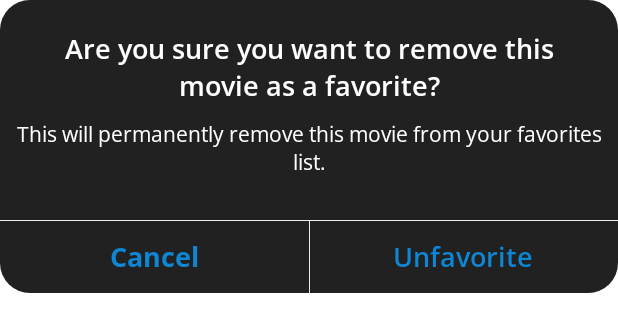
After one commit to Tryden12/Moovie, an Android app: the layout dialog_alert_unfavorite.xml on its own in the app's theme, with its tools: preview values and no code run, on a phone screen of 412 x 824 dp. The commit adds this screen. Shown: the top 332 px of the screen. Run offline under Robolectric (Android 15) with nearby library versions, the phone set to English and light mode, and no system bars.

Commit message:
favorite functionality working, but still need to connect to initial loading of data. Created custom dialog box layout for favorites

```diff
--- /dev/null
+++ b/app/src/main/res/drawable/dialog_alert_bg.xml
@@ -0,0 +1,7 @@
+<?xml version="1.0" encoding="utf-8"?>
+<shape xmlns:android="http://schemas.android.com/apk/res/android">
+    <solid
+        android:color="@color/gray_900"/>
+    <corners
+        android:radius="20dp" />
+</shape>
--- /dev/null
+++ b/app/src/main/res/layout/dialog_alert_unfavorite.xml
@@ -0,0 +1,91 @@
+<?xml version="1.0" encoding="utf-8"?>
+<androidx.constraintlayout.widget.ConstraintLayout xmlns:android="http://schemas.android.com/apk/res/android"
+    xmlns:tool="http://schemas.android.com/apk/res-auto"
+    xmlns:tools="http://schemas.android.com/tools"
+    android:layout_width="match_parent"
+    android:layout_height="wrap_content"
+    android:paddingTop="20dp"
+    android:background="@drawable/dialog_alert_bg">
+
+    <androidx.appcompat.widget.AppCompatTextView
+        android:id="@+id/titleTextView"
+        android:layout_width="0dp"
+        android:layout_height="wrap_content"
+        android:maxLines="4"
+        android:fontFamily="@font/opensans_semi_bold"
+        android:paddingEnd="18dp"
+        android:paddingStart="18dp"
+        android:gravity="center"
+        android:textAlignment="center"
+        android:textColor="@color/white"
+        android:textSize="18sp"
+        tool:layout_constraintEnd_toEndOf="parent"
+        tool:layout_constraintStart_toStartOf="parent"
+        tool:layout_constraintTop_toTopOf="parent"
+        tools:text="@string/are_you_sure" />
+
+    <androidx.appcompat.widget.AppCompatTextView
+        android:id="@+id/descriptionTextView"
+        android:layout_width="0dp"
+        android:layout_height="wrap_content"
+        android:maxLines="3"
+        android:fontFamily="@font/opensans_regular"
+        android:padding="10dp"
+        android:gravity="center"
+        android:textAlignment="center"
+        android:textColor="@color/white"
+        android:textSize="14sp"
+        android:text="@string/description"
+        tool:layout_constraintEnd_toEndOf="parent"
+        tool:layout_constraintStart_toStartOf="parent"
+        tool:layout_constraintTop_toBottomOf="@id/titleTextView" />
+
+    <View
+        android:layout_width="0dp"
+        android:layout_height=".6dp"
+        android:background="@color/gray_200"
+        tool:layout_constraintBottom_toTopOf="@id/cancelDialogButton"
+        tool:layout_constraintStart_toStartOf="parent"
+        tool:layout_constraintEnd_toEndOf="parent" />
+
+    <View
+        android:layout_width=".6dp"
+        android:layout_height="0dp"
+        android:background="@color/gray_200"
+        tool:layout_constraintBottom_toBottomOf="parent"
+        tool:layout_constraintTop_toTopOf="@id/cancelDialogButton"
+        tool:layout_constraintStart_toEndOf="@id/cancelDialogButton"/>
+
+    <com.google.android.material.button.MaterialButton
+        style="@style/MaterialButton"
+        android:id="@+id/cancelDialogButton"
+        android:layout_width="0dp"
+        android:layout_height="wrap_content"
+        android:fontFamily="@font/opensans_bold"
+        android:layout_marginTop="20dp"
+        android:textSize="18sp"
+        android:text="Cancel"
+        android:textAllCaps="false"
+        android:letterSpacing="0"
+        tool:strokeColor="@android:color/transparent"
+        tool:layout_constraintTop_toBottomOf="@id/descriptionTextView"
+        tool:layout_constraintStart_toStartOf="parent"
+        tool:layout_constraintEnd_toStartOf="@id/acceptDialogButton"/>
+
+    <com.google.android.material.button.MaterialButton
+        style="@style/MaterialButton"
+        android:id="@+id/acceptDialogButton"
+        android:layout_width="0dp"
+        android:layout_height="wrap_content"
+        android:fontFamily="@font/opensans_semi_bold"
+        android:textSize="18sp"
+        android:text="Unfavorite"
+        android:textAllCaps="false"
+        android:letterSpacing="0"
+        tool:strokeColor="@android:color/transparent"
+        tool:layout_constraintTop_toTopOf="@id/cancelDialogButton"
+        tool:layout_constraintTop_toBottomOf="@id/descriptionTextView"
+        tool:layout_constraintEnd_toEndOf="parent"
+        tool:layout_constraintStart_toEndOf="@id/cancelDialogButton"/>
+
+</androidx.constraintlayout.widget.ConstraintLayout>
--- a/app/src/main/res/values-night/themes.xml
+++ b/app/src/main/res/values-night/themes.xml
@@ -18,4 +18,15 @@
         <item name="colorSurface">@color/gray_800</item>
         <item name="colorOnSurface">@color/gray_300</item>
     </style>
+
+    <style name="MaterialButton" parent="Widget.MaterialComponents.Button.OutlinedButton">
+        <!-- Colors -->
+        <item name="backgroundTint">@android:color/transparent</item>
+        <item name="android:textColor">?attr/colorSecondary</item>
+        <item name="rippleColor">?attr/colorSecondary</item>
+    </style>
+
+    <style name="CustomAlertDialog" parent="Theme.AppCompat.Light.Dialog.Alert">
+        <item name="android:windowBackground">@drawable/bg_rounded_corners</item>
+    </style>
 </resources>
--- a/app/src/main/res/values/colors.xml
+++ b/app/src/main/res/values/colors.xml
@@ -9,8 +9,8 @@
     <color name="primaryColor">@color/gray_700</color>
     <color name="primaryDarkColor">@color/gray_800</color>
     <color name="secondaryLightColor">@color/rustLightColor</color>
-    <color name="secondaryColor">@color/rustColor</color>
-    <color name="secondaryDarkColor">@color/rustDarkColor</color>
+    <color name="secondaryColor">@color/blue_link</color>
+    <color name="secondaryDarkColor">@color/blue_link</color>
 
     <color name="gray_50">#FAFAFA</color>
     <color name="gray_100">#F5F5F5</color>
@@ -26,4 +26,8 @@
     <color name="rustColor">#753023</color>
     <color name="rustLightColor">#a85c4b</color>
     <color name="rustDarkColor">#450300</color>
+
+    <!-- Blues-->
+    <color name="blue_link">#0E86D4</color>
+    <color name="blue_highlight">#330E86D4</color>
 </resources>
--- a/app/src/main/res/values/strings.xml
+++ b/app/src/main/res/values/strings.xml
@@ -1,5 +1,11 @@
 <resources>
     <string name="app_name">Moovi</string>
-    <!-- TODO: Remove or change this placeholder text -->
-    <string name="hello_blank_fragment">Hello blank fragment</string>
+
+    <!-- Custom Unfavorite Dialog -->
+    <string name="cancel">Cancel</string>
+    <string name="unfavorite">Unfavorite</string>
+    <string name="description">This will permanently remove this movie from your favorites list.</string>
+    <string name="are_you_sure">Are you sure you want to remove this movie as a favorite? </string>
+    <string name="as_a_favorite"> as a favorite?</string>
+
 </resources>
--- a/app/src/main/res/values/themes.xml
+++ b/app/src/main/res/values/themes.xml
@@ -18,4 +18,15 @@
         <item name="colorSurface">@color/white</item>
         <item name="colorOnSurface">@color/gray_900</item>
     </style>
+
+    <style name="MaterialButton" parent="Widget.MaterialComponents.Button.OutlinedButton">
+        <!-- Colors -->
+        <item name="backgroundTint">@android:color/transparent</item>
+        <item name="android:textColor">?attr/colorSecondary</item>
+        <item name="rippleColor">?attr/colorSecondary</item>
+    </style>
+
+    <style name="CustomAlertDialog" parent="Theme.AppCompat.Light.Dialog.Alert">
+        <item name="android:windowBackground">@drawable/bg_rounded_corners</item>
+    </style>
 </resources>
```
Also changed, not shown: app/src/main/java/com/tryden/moovi/data/MoviesRepository.kt (+16 -1 lines), app/src/main/java/com/tryden/moovi/ui/MoviesViewModel.kt (+17 -1 lines), app/src/main/java/com/tryden/moovi/ui/nowplaying/NowPlayingEpoxyController.kt (+10 -3 lines), app/src/main/java/com/tryden/moovi/ui/nowplaying/NowPlayingFragment.kt (+30 -2 lines), app/src/main/res/drawable/bg_rounded_corners.xml (added, +12 -0 lines), app/src/main/res/font/opensans_bold.ttf (added), app/src/main/res/font/opensans_regular.ttf (added), app/src/main/res/font/opensans_semi_bold.ttf (added).
